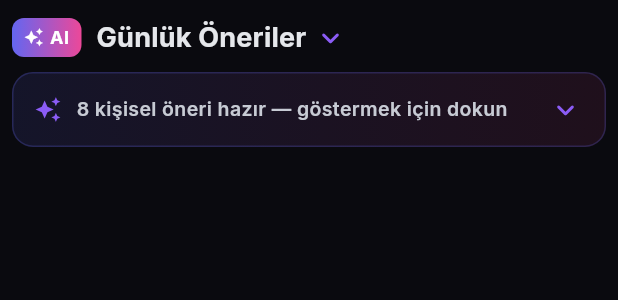
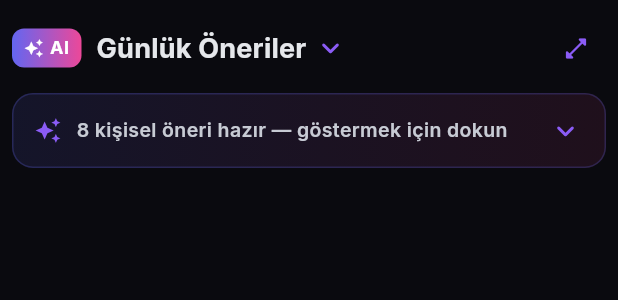
Before and after one commit to mcemkoca/familyhub, a Flutter app: the AISuggestionsWidget widget shown alone on an empty page, opened directly, on a phone screen of 412 x 824 dp. Shown: the top 300 px of the screen. Run offline on Flutter 3.47's test engine with Material 3 defaults, Android fonts, the phone set to English and light mode, and no system bars; our stand-ins replace app_links, audioplayers, cached_network_image, connectivity_plus, emoji_picker_flutter, envied and 35 more; missing offline and left inert: amplitude_flutter, device_calendar, encrypt, extension_google_sign_in_as_googleapis_auth, file_selector, flutter_stripe and 10 more; accounts and stored records are empty; generated files the repository leaves out were written again; network calls fail.

Commit message:
feat(ai): FamilyHub AI'yı Hub'dan erişilebilir yap (P2 #10)
- 'Günlük Öneriler' başlığına FamilyHub AI açma butonu (open_in_full)
- Cihazda uçtan uca doğrulandı: bağlam özeti, hızlı aksiyonlar, onay
  dialogu, gerçek yazma (addShoppingItems 0→3), reaktif context, snackbar

Co-Authored-By: Claude Opus 4.8 <noreply@anthropic.com>

```diff
--- a/lib/components/hub/ai_suggestions_widget.dart
+++ b/lib/components/hub/ai_suggestions_widget.dart
@@ -588,6 +588,14 @@ class _AISuggestionsWidgetState extends ConsumerState<AISuggestionsWidget> {
               ],
             ),
           ),
+        // Bağımsız FamilyHub AI bölümünü aç.
+        IconButton(
+          onPressed: () => context.push(AppRoutes.familyHubAI),
+          icon: const Icon(Icons.open_in_full_rounded,
+              size: 18, color: Color(0xFF8B5CF6)),
+          tooltip: AppLocalizations.of(context).familyHubAITitle,
+          visualDensity: VisualDensity.compact,
+        ),
       ],
     );
   }
```
